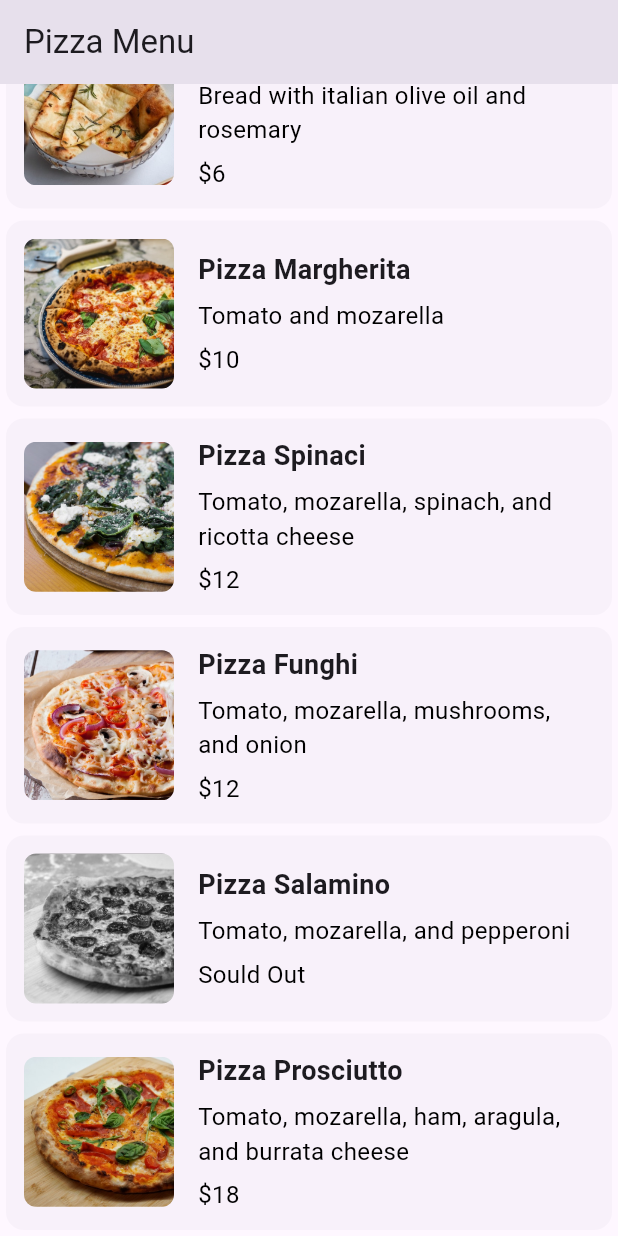
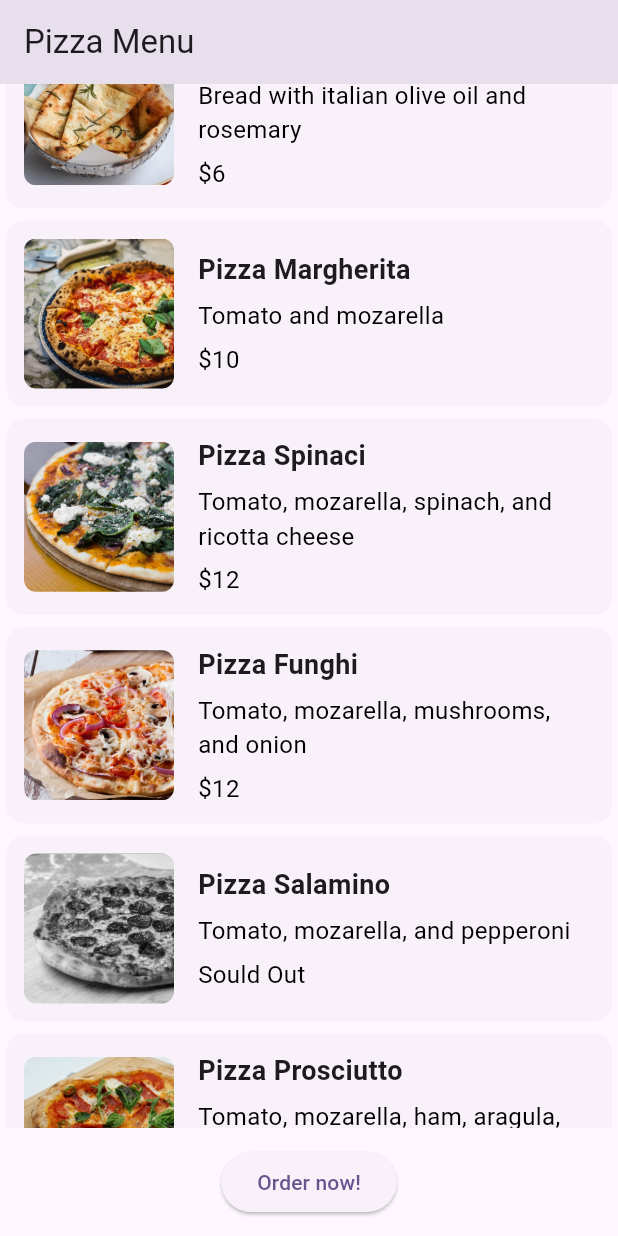
Before and after one commit to ViniShuet/Pizza_Menu_Flutter, a Flutter app: the screen it shows after launch, scrolled down 52 dp, on a phone screen of 412 x 824 dp. Run offline on Flutter 3.47's test engine with Material 3 defaults, Android fonts, the phone set to English and light mode, and no system bars.

Commit message:
Adicionar botao

```diff
--- a/lib/menu.dart
+++ b/lib/menu.dart
@@ -11,10 +11,22 @@ class Menu extends StatelessWidget {
         appBar: AppBar(
           title: Text("Pizza Menu"),
         ),
-        body: SingleChildScrollView(
-          child: Column(
-            children: _buildPizzas(),
-             ),
+        body: Column(
+          children: [
+            Expanded(
+              child: SingleChildScrollView(
+                child: Column(
+                  children: _buildPizzas(),
+                   ),
+              ),
+            ),
+            Padding(
+              padding: const EdgeInsets.all(12.0),
+              child: ElevatedButton(
+                onPressed: () {},
+                child: Text("Order now!")),
+            )
+          ],
         ),
     );
   }
```
